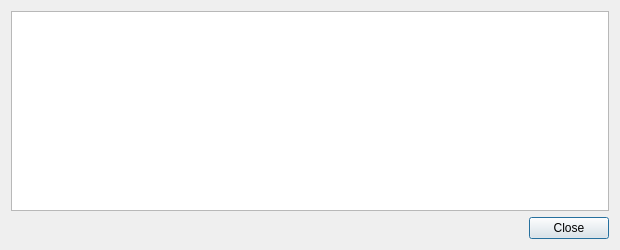
jamcont/BancoinCore, file src/qt/forms/transactiondescdialog.ui: the form before one commit.
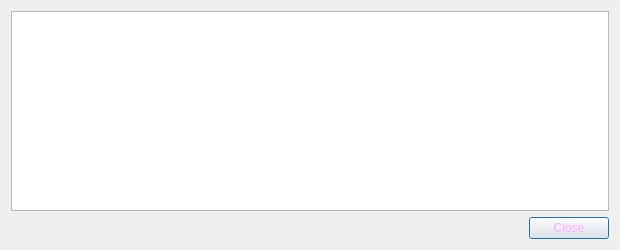
The form after the commit. Icons and pictures are not drawn.

What changed in the file:
```diff
--- a/src/qt/forms/transactiondescdialog.ui
+++ b/src/qt/forms/transactiondescdialog.ui
@@ -13,6 +13,10 @@
   <property name="windowTitle">
    <string>Transaction details</string>
   </property>
+  <property name="styleSheet">
+   <string notr="true">background-image: url(:/images/bkg2);
+color: rgb(255, 170, 255);</string>
+  </property>
   <layout class="QVBoxLayout" name="verticalLayout">
    <item>
     <widget class="QTextEdit" name="detailText">
```
